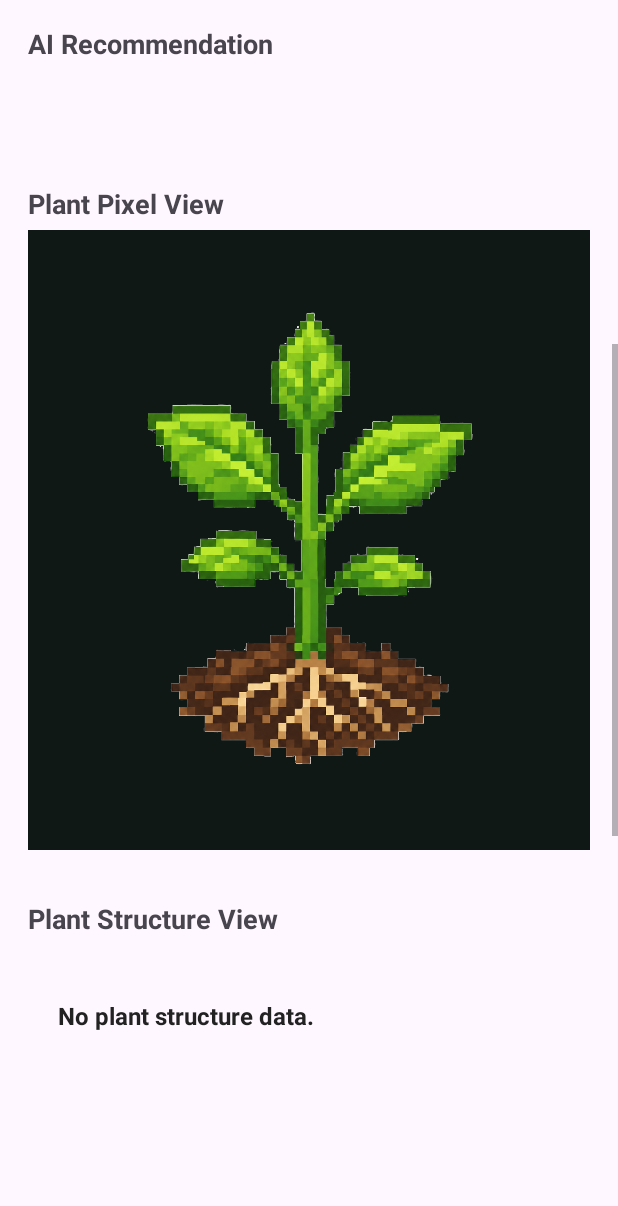
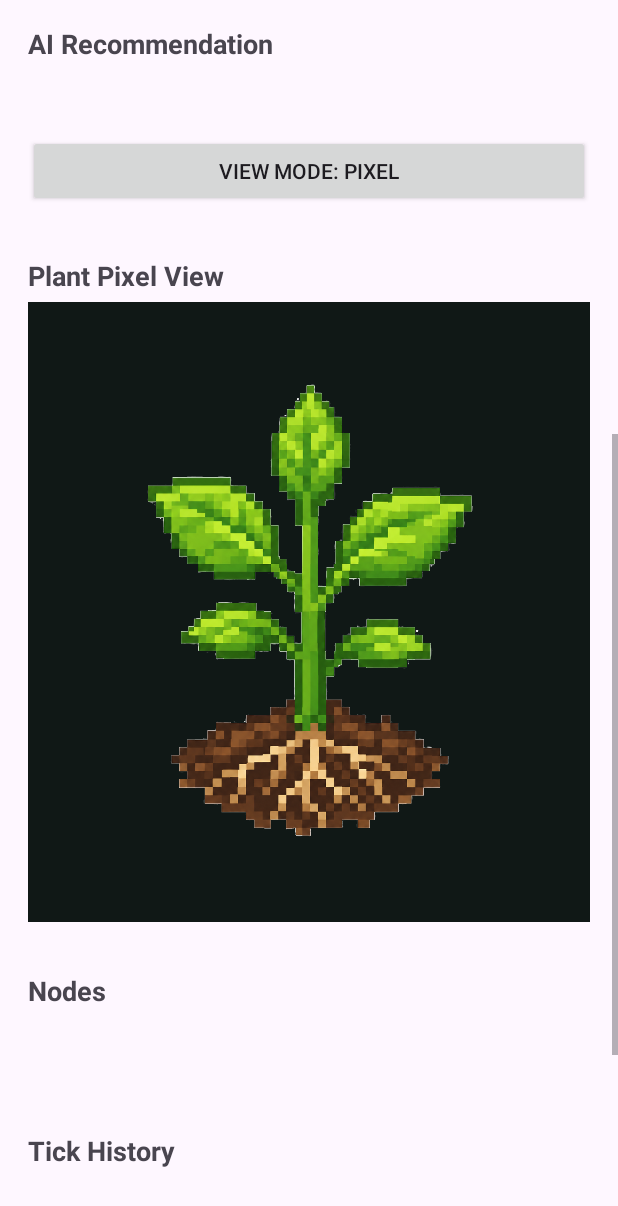
Before and after one commit to Yusolbin/Bio-OS, an Android app: the screen it shows after launch (MainActivity), scrolled down 576 dp, on a phone screen of 412 x 824 dp. Shown: the top 1206 px of the screen. Run offline under Robolectric (Android 15) with nearby library versions, the light colour scheme and no system bars; 5 statements that could not run were skipped.

Commit message:
feat: add plant visualization view mode toggle

```diff
--- a/app/src/main/java/com/cookandroid/bioosapp/MainActivity.java
+++ b/app/src/main/java/com/cookandroid/bioosapp/MainActivity.java
@@ -35,23 +35,28 @@ public class MainActivity extends Activity {
     private PlantTreeView plantTreeView;
     private PlantPixelView plantPixelView;
 
-    private final ArrayList<String> tickHistory = new ArrayList<>();
-    private final ArrayList<String> csvHistory = new ArrayList<>();
-    private final Random random = new Random();
-    private int scenarioIndex = 0;
+    private TextView pixelViewTitle;
+    private TextView structureViewTitle;
 
     private Button rawJsonToggleButton;
     private Button saveCsvButton;
     private Button runRandomButton;
     private Button runBalancedButton;
+    private Button viewModeToggleButton;
 
     private boolean isRawJsonVisible = false;
+    private boolean isPixelMode = true;
+
+    private final ArrayList<String> tickHistory = new ArrayList<>();
+    private final ArrayList<String> csvHistory = new ArrayList<>();
+    private final Random random = new Random();
+
+    private int scenarioIndex = 0;
+    private int datasetSampleIndex = 0;
 
     private double lastWaterInput = 0.0;
     private double lastLightInput = 0.0;
     private double lastTemperatureInput = 0.0;
-
-    private int datasetSampleIndex = 0;
 
     private final double[][] scenarios = {
             {15.0, 80.0, 32.0},
@@ -127,12 +132,17 @@ public class MainActivity extends Activity {
         statesText = createSection(root, "Active States");
         aiRecommendationText = createSection(root, "AI Recommendation");
 
-        TextView pixelVisualTitle = new TextView(this);
-        pixelVisualTitle.setText("\nPlant Pixel View");
-        pixelVisualTitle.setTextSize(18);
-        pixelVisualTitle.setTypeface(null, Typeface.BOLD);
-        pixelVisualTitle.setPadding(0, 18, 0, 8);
-        root.addView(pixelVisualTitle);
+        viewModeToggleButton = new Button(this);
+        viewModeToggleButton.setText("View Mode: Pixel");
+        viewModeToggleButton.setOnClickListener(v -> toggleViewMode());
+        root.addView(viewModeToggleButton);
+
+        pixelViewTitle = new TextView(this);
+        pixelViewTitle.setText("\nPlant Pixel View");
+        pixelViewTitle.setTextSize(18);
+        pixelViewTitle.setTypeface(null, Typeface.BOLD);
+        pixelViewTitle.setPadding(0, 18, 0, 8);
+        root.addView(pixelViewTitle);
 
         plantPixelView = new PlantPixelView(this);
         plantPixelView.setPadding(0, 12, 0, 12);
@@ -144,12 +154,12 @@ public class MainActivity extends Activity {
                 )
         );
 
-        TextView visualTitle = new TextView(this);
-        visualTitle.setText("\nPlant Structure View");
-        visualTitle.setTextSize(18);
-        visualTitle.setTypeface(null, Typeface.BOLD);
-        visualTitle.setPadding(0, 18, 0, 8);
-        root.addView(visualTitle);
+        structureViewTitle = new TextView(this);
+        structureViewTitle.setText("\nPlant Structure View");
+        structureViewTitle.setTextSize(18);
+        structureViewTitle.setTypeface(null, Typeface.BOLD);
+        structureViewTitle.setPadding(0, 18, 0, 8);
+        root.addView(structureViewTitle);
 
         plantTreeView = new PlantTreeView(this);
         plantTreeView.setPadding(0, 12, 0, 12);
@@ -173,6 +183,8 @@ public class MainActivity extends Activity {
         rawJsonText = createSection(root, "Raw JSON");
         rawJsonText.setVisibility(View.GONE);
 
+        applyInitialViewMode();
+
         scrollView.addView(root);
         return scrollView;
     }
@@ -191,6 +203,73 @@ public class MainActivity extends Activity {
         root.addView(content);
 
         return content;
+    }
+
+    private void applyInitialViewMode() {
+        isPixelMode = true;
+
+        if (viewModeToggleButton != null) {
+            viewModeToggleButton.setText("View Mode: Pixel");
+        }
+
+        if (pixelViewTitle != null) {
+            pixelViewTitle.setVisibility(View.VISIBLE);
+        }
+
+        if (plantPixelView != null) {
+            plantPixelView.setVisibility(View.VISIBLE);
+        }
+
+        if (structureViewTitle != null) {
+            structureViewTitle.setVisibility(View.GONE);
+        }
+
+        if (plantTreeView != null) {
+            plantTreeView.setVisibility(View.GONE);
+        }
+    }
+
+    private void toggleViewMode() {
+        isPixelMode = !isPixelMode;
+
+        if (isPixelMode) {
+            viewModeToggleButton.setText("View Mode: Pixel");
+
+            if (pixelViewTitle != null) {
+                pixelViewTitle.setVisibility(View.VISIBLE);
+            }
+
+            if (plantPixelView != null) {
+                plantPixelView.setVisibility(View.VISIBLE);
+            }
+
+            if (structureViewTitle != null) {
+                structureViewTitle.setVisibility(View.GONE);
+            }
+
+            if (plantTreeView != null) {
+                plantTreeView.setVisibility(View.GONE);
+            }
+
+        } else {
+            viewModeToggleButton.setText("View Mode: Structure");
+
+            if (pixelViewTitle != null) {
+                pixelViewTitle.setVisibility(View.GONE);
+            }
+
+            if (plantPixelView != null) {
+                plantPixelView.setVisibility(View.GONE);
+            }
+
+            if (structureViewTitle != null) {
+                structureViewTitle.setVisibility(View.VISIBLE);
+            }
+
+            if (plantTreeView != null) {
+                plantTreeView.setVisibility(View.VISIBLE);
+            }
+        }
     }
 
     private void runNextScenario() {
```
